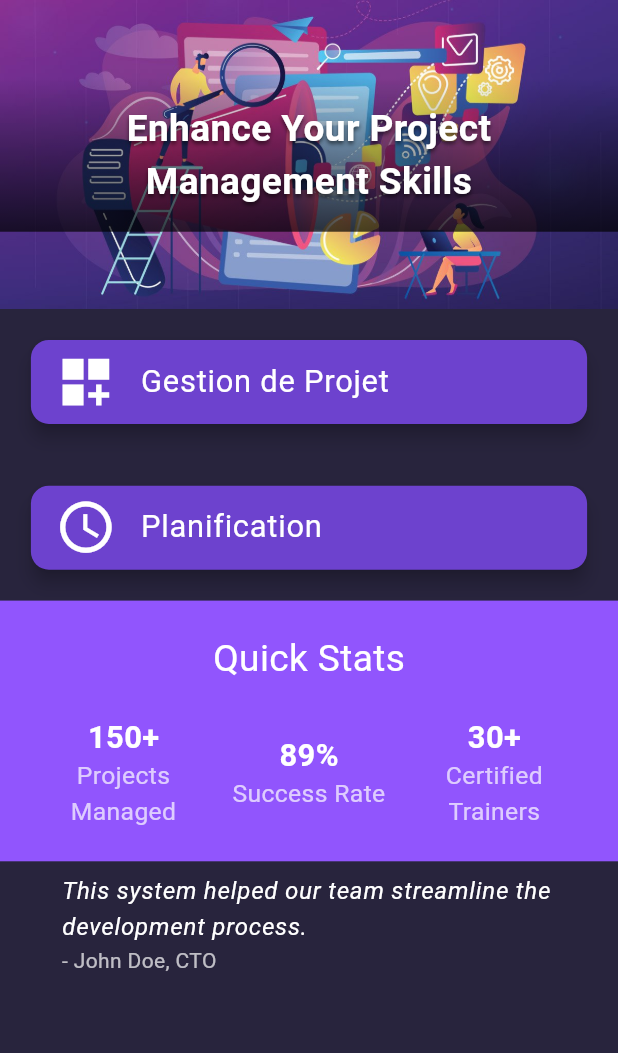
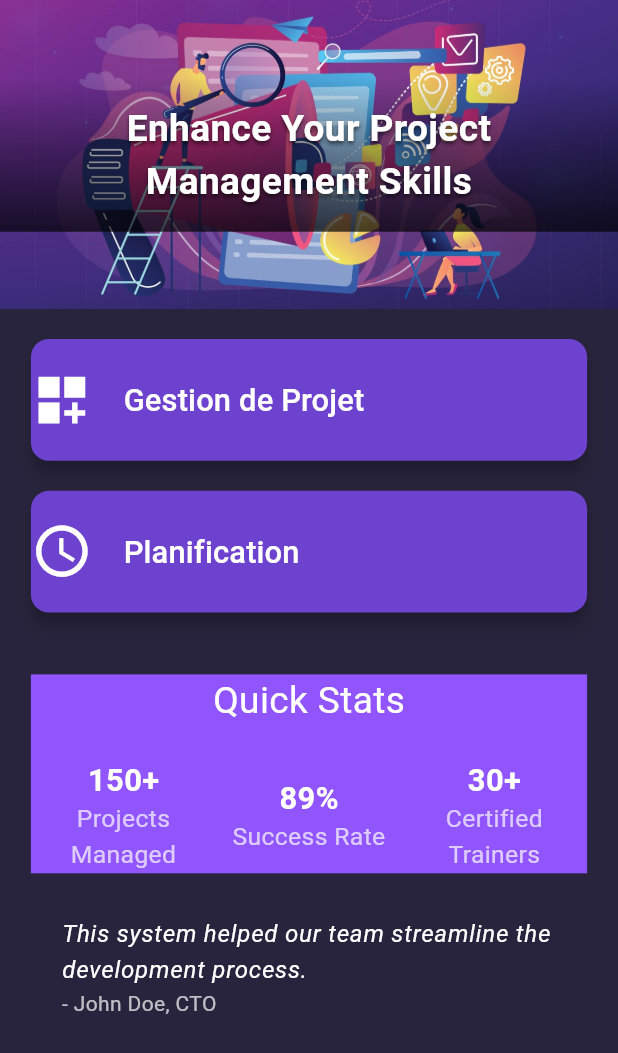
Before and after one commit to oumayma-tray/pfe, a Flutter app: the ProjectManagementHomePage screen opened directly, on a phone screen of 412 x 824 dp. Shown: the top 1053 px of the screen. Run offline on Flutter 3.47's test engine with Material 3 defaults, Android fonts, the phone set to English and light mode, and no system bars; our stand-ins replace audioplayers, camera, email_validator, file_picker, google_fonts, image_picker and 3 more; missing offline and left inert: flutter_sound.

Commit message:
position _buildStatisticsBanne

```diff
--- a/front_end/mobile_app/lib/project management/ProjectManagementHomePage.dart
+++ b/front_end/mobile_app/lib/project management/ProjectManagementHomePage.dart
@@ -9,7 +9,46 @@ class ProjectManagementHomePage extends StatefulWidget {
       _ProjectManagementHomePageState();
 }
 
-class _ProjectManagementHomePageState extends State<ProjectManagementHomePage> {
+class _ProjectManagementHomePageState extends State<ProjectManagementHomePage>
+    with SingleTickerProviderStateMixin {
+  late AnimationController _animationController;
+  late Animation<double> _opacityAnimation;
+  late Animation<Offset> _slideAnimation;
+
+  @override
+  void initState() {
+    super.initState();
+    _animationController = AnimationController(
+      duration: const Duration(milliseconds: 500),
+      vsync: this,
+    );
+
+    // Ensure you initialize the animations like this
+    _opacityAnimation = Tween<double>(begin: 0.0, end: 1.0).animate(
+      CurvedAnimation(
+        parent: _animationController,
+        curve: Curves.easeIn,
+      ),
+    );
+
+    _slideAnimation =
+        Tween<Offset>(begin: Offset(0.0, 0.1), end: Offset.zero).animate(
+      CurvedAnimation(
+        parent: _animationController,
+        curve: Curves.easeOut,
+      ),
+    );
+
+    // Start the animation
+    _animationController.forward();
+  }
+
+  @override
+  void dispose() {
+    _animationController.dispose();
+    super.dispose();
+  }
+
   @override
   Widget build(BuildContext context) {
     double screenWidth = MediaQuery.of(context).size.width;
@@ -21,16 +60,29 @@ class _ProjectManagementHomePageState extends State<ProjectManagementHomePage> {
         child: Center(
           child: Column(
             children: [
-            _buildTopBanner(screenWidth, screenHeight),
-            _buildFeatureSection(screenWidth, 'Gestion de Projet',
+              FadeTransition(
+                opacity: _opacityAnimation,
+                child: _buildTopBanner(screenWidth, screenHeight),
+              ),
+              SlideTransition(
+                position: _slideAnimation,
+                child: _buildFeatureSection(screenWidth, 'Gestion de Projet',
                     Icons.dashboard_customize, ProjectManagementDetails()),
-            _buildFeatureSection(screenWidth, 'Planification', Icons.schedule,
-                PlanningDetails()),
-            _buildStatisticsBanner(screenWidth),
+              ),
+              SlideTransition(
+                position: _slideAnimation,
+                child: _buildFeatureSection(screenWidth, 'Planification',
+                    Icons.schedule, PlanningDetails()),
+              ),
+              FadeTransition(
+                opacity: _opacityAnimation,
+                child: _buildStatisticsBanner(screenWidth),
+              ),
               _buildTestimonialCarousel(screenWidth, screenHeight),
             ],
           ),
-      )),
+        ),
+      ),
     );
   }
 
@@ -83,33 +135,53 @@ class _ProjectManagementHomePageState extends State<ProjectManagementHomePage> {
 
   Widget _buildFeatureSection(
       double screenWidth, String title, IconData icon, Widget page) {
-    return Card(
-      margin: EdgeInsets.all(screenWidth * 0.05),
-      color: Color(0xFF6D42CE),
-      elevation: 5,
-      child: ListTile(
-        leading: Icon(icon, size: screenWidth * 0.1, color: Colors.white),
-        title: Text(title,
-            style: GoogleFonts.roboto(
-                fontSize: screenWidth * 0.05, color: Colors.white)),
-        onTap: () {
+    return Container(
+      width: screenWidth * 0.9,
+      margin: EdgeInsets.only(top: 20),
+      child: ElevatedButton(
+        onPressed: () {
           Navigator.push(
             context,
             MaterialPageRoute(builder: (context) => page),
           );
         },
+        style: ElevatedButton.styleFrom(
+          backgroundColor: Color(0xFF6D42CE),
+          padding: EdgeInsets.symmetric(vertical: 20),
+          shape: RoundedRectangleBorder(
+            borderRadius: BorderRadius.circular(12),
+          ),
+          elevation: 5,
+        ),
+        child: Row(
+          mainAxisAlignment: MainAxisAlignment.start,
+          children: [
+            Icon(icon, size: screenWidth * 0.1, color: Colors.white),
+            SizedBox(width: screenWidth * 0.05),
+            Text(
+              title,
+              style: GoogleFonts.roboto(
+                  fontSize: screenWidth * 0.05, color: Colors.white),
+            ),
+          ],
+        ),
       ),
     );
   }
 
   Widget _buildStatisticsBanner(double screenWidth) {
-    // Assuming you want to set the font size to 6% of the screen width for the title
-    // and 5% of the screen width for the statistics values
     final titleFontSize = screenWidth * 0.06;
     final statsFontSize = screenWidth * 0.05;
 
-    return Container(
-      padding: EdgeInsets.all(screenWidth * 0.05),
+    // Add padding around the entire statistics banner
+    return Padding(
+      padding: EdgeInsets.only(
+        top: screenWidth * 0.1, // This adds space above the Quick Stats section
+        left: screenWidth * 0.05,
+        right: screenWidth * 0.05,
+        bottom: screenWidth * 0.05,
+      ),
+      child: Container(
         color: Color(0xFF9155FD),
         child: Column(
           children: [
@@ -118,7 +190,8 @@ class _ProjectManagementHomePageState extends State<ProjectManagementHomePage> {
               style: GoogleFonts.roboto(
                   fontSize: titleFontSize, color: Colors.white),
             ),
-          SizedBox(height: screenWidth * 0.05), // Space between title and stats
+            SizedBox(
+                height: screenWidth * 0.05), // Space between title and stats
             Row(
               mainAxisAlignment: MainAxisAlignment.spaceEvenly,
               children: [
@@ -126,13 +199,15 @@ class _ProjectManagementHomePageState extends State<ProjectManagementHomePage> {
                     child: _buildStatistic(
                         '150+', 'Projects Managed', statsFontSize)),
                 Expanded(
-                  child: _buildStatistic('89%', 'Success Rate', statsFontSize)),
+                    child:
+                        _buildStatistic('89%', 'Success Rate', statsFontSize)),
                 Expanded(
                     child: _buildStatistic(
                         '30+', 'Certified Trainers', statsFontSize)),
               ],
             ),
           ],
+        ),
       ),
     );
   }
```
Lines whose indentation alone changed are shown as unchanged.
